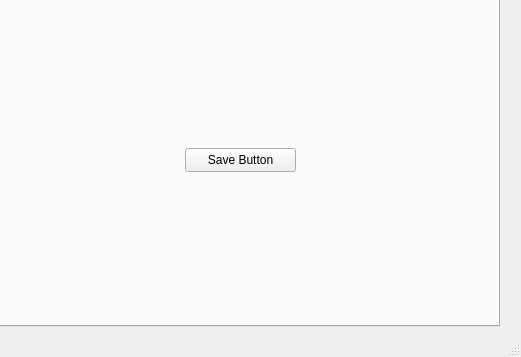
First picture: the form in ACL/mainwindow.ui, repository Pocket99/3D_CNN_KNEE_FLEXION_ANGLE_ESTIMATION, before the edit; both pictures show x 521 to 1042 and y 324 to 681 of the 1042 by 681 pixel window.
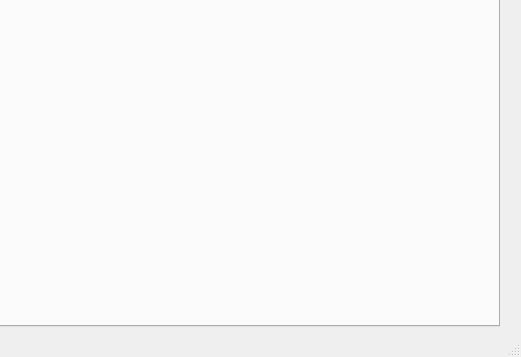
Second picture: the form after the edit.

```diff
--- a/ACL/mainwindow.ui
+++ b/ACL/mainwindow.ui
@@ -85,19 +85,6 @@
        <string>Record</string>
       </property>
      </widget>
-     <widget class="QPushButton" name="saveButton">
-      <property name="geometry">
-       <rect>
-        <x>680</x>
-        <y>470</y>
-        <width>111</width>
-        <height>24</height>
-       </rect>
-      </property>
-      <property name="text">
-       <string>Save Button</string>
-      </property>
-     </widget>
      <widget class="QLabel" name="ImageCapture">
       <property name="enabled">
        <bool>true</bool>
```
